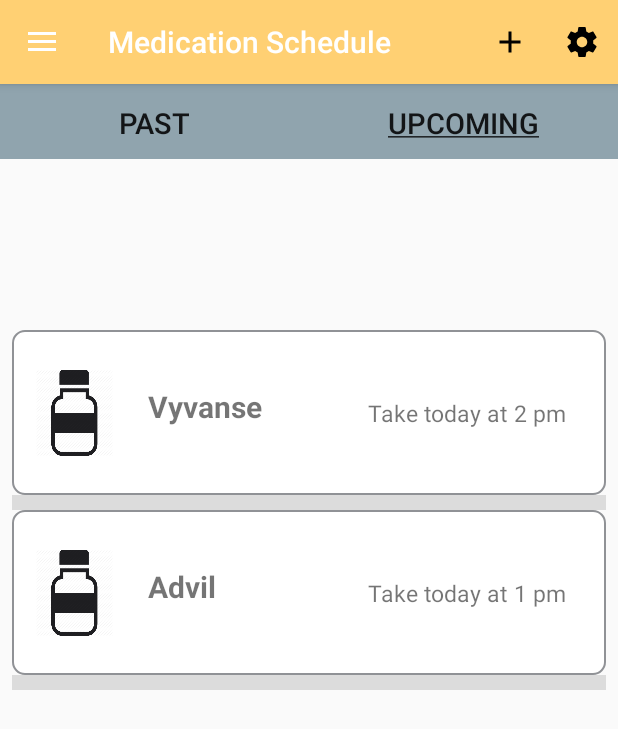
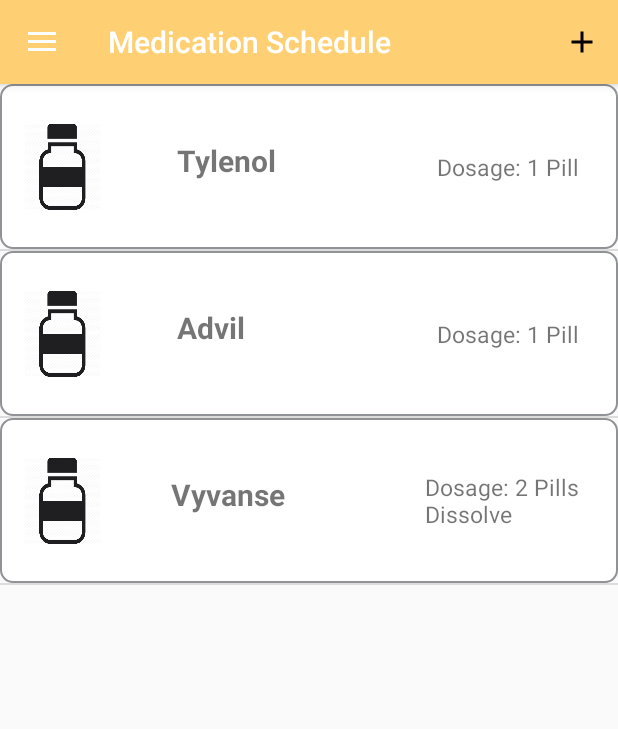
Before and after one commit to Anderson-A/OuRx, an Android app: the screen it shows after launch (MainActivity before the commit, CabinetActivity after it), after a tap on "Medicine Cabinet", on a phone screen of 412 x 824 dp. Shown: the top 729 px of the screen. Run offline under Robolectric (Android 15) with nearby library versions, the phone set to English and light mode, and no system bars; 3 other taps on this screen came first.

Commit message:
Adding new medications to medicine cabinet works but data not shared between cabinet and schedule

```diff
--- a/app/src/main/java/com/example/ourx/AddMedication.java
+++ b/app/src/main/java/com/example/ourx/AddMedication.java
@@ -123,6 +123,9 @@
         }
         intent.putExtra("medication_name", medication_name.getText());
         intent.putExtra("all_times", allTimes.toArray(new String[allTimes.size()]));
+        intent.putExtra("dosage", dosage.getText().toString());
+
+        intent.putExtra("units", unit.getSelectedItem().toString());
 
         intent.putExtra("take_with_food", take_with_food.isChecked());
         intent.putExtra("take_with_water", take_with_water.isChecked());
--- /dev/null
+++ b/app/src/main/java/com/example/ourx/CabinetActivity.java
@@ -0,0 +1,126 @@
+package com.example.ourx;
+
+import android.app.Activity;
+import android.content.Intent;
+import android.support.design.widget.NavigationView;
+import android.support.v4.view.GravityCompat;
+import android.support.v4.widget.DrawerLayout;
+import android.support.v7.app.ActionBarDrawerToggle;
+import android.support.v7.app.AppCompatActivity;
+import android.os.Bundle;
+import android.support.v7.widget.Toolbar;
+import android.view.Menu;
+import android.view.MenuItem;
+import android.widget.ListView;
+
+import java.util.ArrayList;
+
+public class CabinetActivity extends AppCompatActivity
+        implements NavigationView.OnNavigationItemSelectedListener {
+
+    static final int REQUEST_CODE = 1;
+    ArrayList<CabinetCard> medications = new ArrayList<>();
+    CabinetCardAdapter adapter;
+
+    @Override
+    protected void onCreate(Bundle savedInstanceState) {
+        super.onCreate(savedInstanceState);
+        setContentView(R.layout.activity_cabinet);
+        Toolbar toolbar = (Toolbar) findViewById(R.id.toolbar);
+        setSupportActionBar(toolbar);
+
+        DrawerLayout drawer = (DrawerLayout) findViewById(R.id.drawer_layout);
+        ActionBarDrawerToggle toggle = new ActionBarDrawerToggle(
+                this, drawer, toolbar, R.string.navigation_drawer_open, R.string.navigation_drawer_close);
+        drawer.addDrawerListener(toggle);
+        toggle.syncState();
+
+        NavigationView navigationView = (NavigationView) findViewById(R.id.nav_view);
+        navigationView.setNavigationItemSelectedListener(this);
+
+        CabinetCard tylenol = new CabinetCard("Tylenol", "1", "Pill", "");
+        CabinetCard advil = new CabinetCard("Advil", "1", "Pill", "");
+        CabinetCard vyvanse = new CabinetCard("Vyvanse", "2", "Pill", "Dissolve");
+
+        medications.add(tylenol);
+        medications.add(advil);
+        medications.add(vyvanse);
+
+        adapter = new CabinetCardAdapter(this, medications);
+        ListView listView = (ListView) findViewById(R.id.cabinet_list);
+        listView.setAdapter(adapter);
+    }
+
+    @Override
+    public void onBackPressed() {
+        DrawerLayout drawer = (DrawerLayout) findViewById(R.id.drawer_layout);
+        if (drawer.isDrawerOpen(GravityCompat.START)) {
+            drawer.closeDrawer(GravityCompat.START);
+        } else {
+            super.onBackPressed();
+        }
+    }
+
+    @Override
+    public boolean onCreateOptionsMenu(Menu menu) {
+        // Inflate the menu; this adds items to the action bar if it is present.
+        getMenuInflater().inflate(R.menu.main, menu);
+        return true;
+    }
+
+    @Override
+    public boolean onOptionsItemSelected(MenuItem item) {
+        // Handle action bar item clicks here. The action bar will
+        // automatically handle clicks on the Home/Up button, so long
+        // as you specify a parent activity in AndroidManifest.xml.
+        int id = item.getItemId();
+
+        if (id == R.id.action_add) {
+            Intent intent = new Intent(CabinetActivity.this, AddMedication.class);
+            startActivityForResult(intent, REQUEST_CODE);
+            return true;
+        }
+
+        return super.onOptionsItemSelected(item);
+    }
+
+    @Override
+    protected void onActivityResult(int requestCode, int resultCode, Intent data) {
+        if (resultCode == Activity.RESULT_OK) {
+            String medName = data.getStringExtra("medication_name");
+            String dosage =  data.getStringExtra("dosage");
+            String instr = data.getStringExtra("special_instructions");
+            String unit = data.getStringExtra("units");
+
+            CabinetCard newMed = new CabinetCard(medName, dosage, unit, instr);
+            adapter.add(newMed);
+        }
+    }
+
+    @SuppressWarnings("StatementWithEmptyBody")
+    @Override
+    public boolean onNavigationItemSelected(MenuItem item) {
+        // Handle navigation view item clicks here.
+        int id = item.getItemId();
+
+        if (id == R.id.nav_cabinet) {
+
+        } else if (id == R.id.nav_find) {
+
+        } else if (id == R.id.nav_schedule) {
+            Intent intent = new Intent(this, MainActivity.class);
+            startActivity(intent);
+            return true;
+        } else if (id == R.id.nav_map) {
+
+        } else if (id == R.id.nav_settings) {
+            Intent intent = new Intent(this, SettingsActivity.class);
+            startActivity(intent);
+            return true;
+        }
+
+        DrawerLayout drawer = (DrawerLayout) findViewById(R.id.drawer_layout);
+        drawer.closeDrawer(GravityCompat.START);
+        return true;
+    }
+}
--- /dev/null
+++ b/app/src/main/java/com/example/ourx/CabinetCard.java
@@ -0,0 +1,41 @@
+package com.example.ourx;
+
+public class CabinetCard {
+
+    private String name;
+    private String dosage;
+    //private Boolean takeWithFood;
+    //private Boolean takeWithWater;
+    private String instructions;
+    private String unit;
+    private String timeToTake;
+    private boolean taken;
+    //private String nextReminder;
+
+    public CabinetCard(String name, String dosage, String units, String instructions/*, String time*/) {
+        this.name = name;
+        this.dosage = dosage;
+        this.unit = units;
+        this.instructions = instructions;
+        //this.taken = false;
+        //this.timeToTake = time;
+    }
+
+    public String getDosage() { return this.dosage; }
+
+    public String getInstructions() { return this.instructions; }
+
+    public String getCabinetName() {
+        return this.name;
+    }
+
+    public String getUnit() { return this.unit; }
+
+    //public Boolean getTakeWithFood() { return this.takeWithFood; }
+
+    //public Boolean getTakeWithWater() { return this.takeWithWater; }
+
+    //public String getTimeToTake { return this.timeToTake; }
+
+    //public boolean isTaken() { return taken; }
+}
--- /dev/null
+++ b/app/src/main/java/com/example/ourx/CabinetCardAdapter.java
@@ -0,0 +1,69 @@
+package com.example.ourx;
+
+import android.content.Context;
+import android.view.LayoutInflater;
+import android.view.View;
+import android.view.ViewGroup;
+import android.widget.ArrayAdapter;
+import android.widget.TextView;
+
+import java.util.ArrayList;
+
+public class CabinetCardAdapter extends ArrayAdapter<CabinetCard> {
+
+    public CabinetCardAdapter(Context context, ArrayList<CabinetCard> cards) {
+        super(context, 0, cards);
+    }
+
+    @Override
+    public View getView(int position, View convertView, ViewGroup parent) {
+
+        // Get the data item for this position
+        CabinetCard card = getItem(position);
+        // Check if an existing view is being reused, otherwise inflate the view
+        if (convertView == null) {
+            convertView = LayoutInflater.from(getContext()).inflate(R.layout.cabinet_card, parent, false);
+        }
+        // Lookup view for medicine name, dosage, and instructions
+        TextView cabinetName = (TextView) convertView.findViewById(R.id.cabinet_name);
+        TextView cabinetInfo = (TextView) convertView.findViewById(R.id.cabinet_info);
+        cabinetName.setText(card.getCabinetName());
+
+        String cardDosage = card.getDosage();
+        String cardInstructions = card.getInstructions();
+        String cardUnit = card.getUnit();
+
+        String infoString = "Dosage: ";
+        /*if (cardInstructions.equals("")) {
+            infoString = infoString + cardDosage + " pill";
+        } else {
+            infoString = infoString + cardDosage + " pill\n" + cardInstructions;
+        }*/
+
+        if (cardUnit.equals("mL") || cardUnit.equals("mg")) {
+            if (cardInstructions.equals("")) {
+                infoString = infoString + cardDosage + " " + cardUnit;
+            } else {
+                infoString = infoString + cardDosage + " " + cardUnit + "\n" + cardInstructions;
+            }
+        } else {
+            if (Integer.parseInt(cardDosage) > 1) {
+                if (cardInstructions.equals("")) {
+                    infoString = infoString + cardDosage + " " + cardUnit + "s";
+                } else {
+                    infoString = infoString + cardDosage + " " + cardUnit + "s\n" + cardInstructions;
+                }
+            } else {
+                if (cardInstructions.equals("")) {
+                    infoString = infoString + cardDosage + " " + cardUnit;
+                } else {
+                    infoString = infoString + cardDosage + " " + cardUnit + "\n" + cardInstructions;
+                }
+            }
+        }
+
+        cabinetInfo.setText(infoString);
+
+        return convertView;
+    }
+}
--- a/app/src/main/java/com/example/ourx/MainActivity.java
+++ b/app/src/main/java/com/example/ourx/MainActivity.java
@@ -29,7 +29,6 @@
     ArrayList<MedicineCard> pastMeds = new ArrayList<>();
     ArrayList<MedicineCard> upcomingMeds = new ArrayList<>();
     Date currentTime;
-
 
     @Override
     protected void onCreate(Bundle savedInstanceState) {
@@ -183,11 +182,11 @@
         }
 
         //noinspection SimplifiableIfStatement
-        if (id == R.id.action_settings) {
+        /*if (id == R.id.action_settings) {
             Intent intent = new Intent(this, SettingsActivity.class);
             startActivityForResult(intent, REQUEST_CODE);
             return true;
-        }
+        }*/
 
         return super.onOptionsItemSelected(item);
     }
@@ -250,13 +249,19 @@
         int id = item.getItemId();
 
         if (id == R.id.nav_cabinet) {
-
+            Intent intent = new Intent(this, CabinetActivity.class);
+            startActivity(intent);
+            return true;
         } else if (id == R.id.nav_find) {
 
         } else if (id == R.id.nav_schedule) {
 
         } else if (id == R.id.nav_map) {
 
+        } else if (id == R.id.nav_settings) {
+            Intent intent = new Intent(this, SettingsActivity.class);
+            startActivity(intent);
+            return true;
         }
 
         DrawerLayout drawer = (DrawerLayout) findViewById(R.id.drawer_layout);
--- /dev/null
+++ b/app/src/main/res/layout/activity_cabinet.xml
@@ -0,0 +1,25 @@
+<?xml version="1.0" encoding="utf-8"?>
+<android.support.v4.widget.DrawerLayout xmlns:android="http://schemas.android.com/apk/res/android"
+    xmlns:app="http://schemas.android.com/apk/res-auto"
+    xmlns:tools="http://schemas.android.com/tools"
+    android:id="@+id/drawer_layout"
+    android:layout_width="match_parent"
+    android:layout_height="match_parent"
+    android:fitsSystemWindows="true"
+    tools:openDrawer="start">
+
+    <include
+        layout="@layout/app_bar_cabinet"
+        android:layout_width="match_parent"
+        android:layout_height="match_parent" />
+
+    <android.support.design.widget.NavigationView
+        android:id="@+id/nav_view"
+        android:layout_width="wrap_content"
+        android:layout_height="match_parent"
+        android:layout_gravity="start"
+        android:fitsSystemWindows="true"
+        app:headerLayout="@layout/nav_header_main"
+        app:menu="@menu/activity_main_drawer" />
+
+</android.support.v4.widget.DrawerLayout>
--- /dev/null
+++ b/app/src/main/res/layout/app_bar_cabinet.xml
@@ -0,0 +1,25 @@
+<?xml version="1.0" encoding="utf-8"?>
+<android.support.design.widget.CoordinatorLayout xmlns:android="http://schemas.android.com/apk/res/android"
+    xmlns:app="http://schemas.android.com/apk/res-auto"
+    xmlns:tools="http://schemas.android.com/tools"
+    android:layout_width="match_parent"
+    android:layout_height="match_parent"
+    tools:context=".CabinetActivity">
+
+    <android.support.design.widget.AppBarLayout
+        android:layout_width="match_parent"
+        android:layout_height="wrap_content"
+        android:theme="@style/AppTheme.AppBarOverlay">
+
+        <android.support.v7.widget.Toolbar
+            android:id="@+id/toolbar"
+            android:layout_width="match_parent"
+            android:layout_height="?attr/actionBarSize"
+            android:background="?attr/colorPrimary"
+            app:popupTheme="@style/AppTheme.PopupOverlay" />
+
+    </android.support.design.widget.AppBarLayout>
+
+    <include layout="@layout/content_cabinet" />
+
+</android.support.design.widget.CoordinatorLayout>
--- /dev/null
+++ b/app/src/main/res/layout/cabinet_card.xml
@@ -0,0 +1,57 @@
+<?xml version="1.0" encoding="utf-8"?>
+<android.support.constraint.ConstraintLayout xmlns:android="http://schemas.android.com/apk/res/android"
+    xmlns:app="http://schemas.android.com/apk/res-auto"
+    xmlns:tools="http://schemas.android.com/tools"
+    android:id="@+id/med_card"
+    android:layout_width="match_parent"
+    android:layout_height="110dp"
+    android:orientation="horizontal"
+    android:background="@drawable/med_card_background">
+
+    <ImageView
+        android:id="@+id/pill_image"
+        android:layout_width="51dp"
+        android:layout_height="57dp"
+        android:layout_gravity="center"
+        android:layout_marginStart="16dp"
+        android:layout_marginTop="16dp"
+        android:layout_marginBottom="16dp"
+        android:background="@mipmap/pill_bottle"
+        android:padding="10dp"
+        app:layout_constraintBottom_toBottomOf="parent"
+        app:layout_constraintStart_toStartOf="parent"
+        app:layout_constraintTop_toTopOf="parent" />
+
+    <TextView
+        android:id="@+id/cabinet_name"
+        android:layout_width="133dp"
+        android:layout_height="55dp"
+        android:layout_gravity="center"
+        android:layout_marginStart="16dp"
+        android:layout_marginTop="16dp"
+        android:layout_marginEnd="16dp"
+        android:layout_marginBottom="16dp"
+        android:padding="10dp"
+        android:textSize="20dp"
+        android:textStyle="bold"
+        app:layout_constraintBottom_toBottomOf="parent"
+        app:layout_constraintEnd_toStartOf="@+id/cabinet_info"
+        app:layout_constraintStart_toEndOf="@+id/pill_image"
+        app:layout_constraintTop_toTopOf="parent" />
+
+    <TextView
+        android:id="@+id/cabinet_info"
+        android:layout_width="wrap_content"
+        android:layout_height="wrap_content"
+        android:layout_gravity="center"
+        android:layout_marginTop="16dp"
+        android:layout_marginEnd="16dp"
+        android:layout_marginBottom="16dp"
+        android:padding="10dp"
+        android:textSize="15dp"
+        app:layout_constraintBottom_toBottomOf="parent"
+        app:layout_constraintEnd_toEndOf="parent"
+        app:layout_constraintTop_toTopOf="parent" />
+
+
+</android.support.constraint.ConstraintLayout>
--- /dev/null
+++ b/app/src/main/res/layout/content_cabinet.xml
@@ -0,0 +1,16 @@
+<?xml version="1.0" encoding="utf-8"?>
+<LinearLayout xmlns:android="http://schemas.android.com/apk/res/android"
+    xmlns:app="http://schemas.android.com/apk/res-auto"
+    xmlns:tools="http://schemas.android.com/tools"
+    android:layout_width="match_parent"
+    android:layout_height="match_parent"
+    app:layout_behavior="@string/appbar_scrolling_view_behavior"
+    tools:context=".CabinetActivity"
+    tools:showIn="@layout/app_bar_cabinet">
+
+    <ListView
+        android:id="@+id/cabinet_list"
+        android:layout_width="match_parent"
+        android:layout_height="match_parent" />
+
+</LinearLayout>
--- a/app/src/main/res/menu/activity_main_drawer.xml
+++ b/app/src/main/res/menu/activity_main_drawer.xml
@@ -20,6 +20,10 @@
             android:id="@+id/nav_map"
             android:icon="@drawable/ic_menu_map"
             android:title="@string/nav_menu_map" />
+        <item
+            android:id="@+id/nav_settings"
+            android:icon="@drawable/ic_action_settings"
+            android:title="@string/action_settings"/>
     </group>
 
 </menu>
--- a/app/src/main/res/menu/main.xml
+++ b/app/src/main/res/menu/main.xml
@@ -7,10 +7,4 @@
         android:orderInCategory="1"
         android:title="@string/action_add_medication"
         app:showAsAction="always" />
-    <item
-        android:id="@+id/action_settings"
-        android:orderInCategory="1"
-        android:title="@string/action_settings"
-        app:showAsAction="always"
-        android:icon="@drawable/ic_action_settings"/>
 </menu>
```
Also changed, not shown: app/src/main/AndroidManifest.xml (+14 -9 lines).
